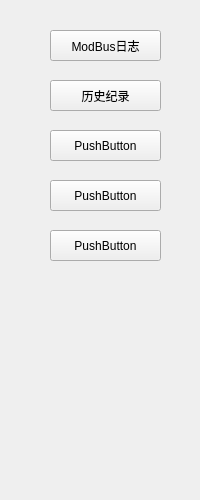
Qt form IDC_TestSystem/SI-PDU/toolbox/silogstoolwid.ui (ChinaClever/IDC_TestSystem) before a commit.
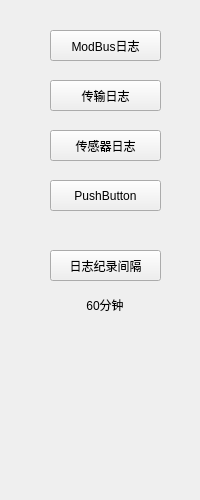
The same form after that commit.

Commit message: 增加日志功能

```diff
--- a/IDC_TestSystem/SI-PDU/toolbox/silogstoolwid.ui
+++ b/IDC_TestSystem/SI-PDU/toolbox/silogstoolwid.ui
@@ -36,7 +36,7 @@
     </rect>
    </property>
    <property name="text">
-    <string>历史纪录</string>
+    <string>传输日志</string>
    </property>
   </widget>
   <widget class="QPushButton" name="pushButton_3">
@@ -49,7 +49,7 @@
     </rect>
    </property>
    <property name="text">
-    <string>PushButton</string>
+    <string>传感器日志</string>
    </property>
   </widget>
   <widget class="QPushButton" name="pushButton_4">
@@ -69,13 +69,29 @@
    <property name="geometry">
     <rect>
      <x>50</x>
-     <y>230</y>
+     <y>250</y>
      <width>111</width>
      <height>31</height>
     </rect>
    </property>
    <property name="text">
-    <string>PushButton</string>
+    <string>日志纪录间隔</string>
+   </property>
+  </widget>
+  <widget class="QLabel" name="timeLab">
+   <property name="geometry">
+    <rect>
+     <x>50</x>
+     <y>290</y>
+     <width>110</width>
+     <height>30</height>
+    </rect>
+   </property>
+   <property name="text">
+    <string>60分钟</string>
+   </property>
+   <property name="alignment">
+    <set>Qt::AlignCenter</set>
    </property>
   </widget>
  </widget>
```
Left out of the diff: 6 changed lines with no effect on the pictures. The commit also changes 54 other files.
